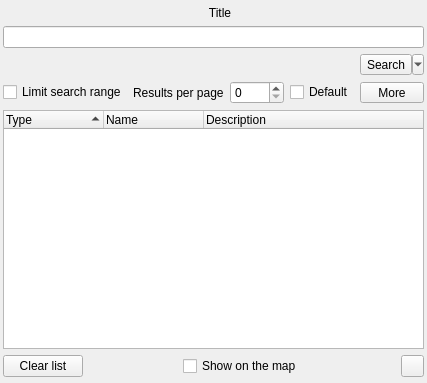
xnamed/vacuum-im, file src/plugins/mapsearch/mapsearchdialog2.ui: the form before one commit.
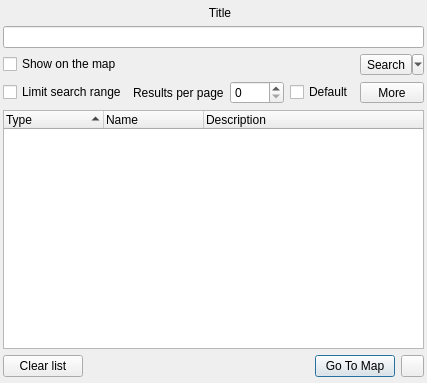
The form after the commit.

Diff of the .ui file:
```diff
--- a/src/plugins/mapsearch/mapsearchdialog2.ui
+++ b/src/plugins/mapsearch/mapsearchdialog2.ui
@@ -142,6 +142,19 @@
        </property>
       </widget>
      </item>
+     <item row="1" column="0" colspan="3">
+      <widget class="QCheckBox" name="chkShow">
+       <property name="sizePolicy">
+        <sizepolicy hsizetype="Preferred" vsizetype="Fixed">
+         <horstretch>0</horstretch>
+         <verstretch>0</verstretch>
+        </sizepolicy>
+       </property>
+       <property name="text">
+        <string>Show on the map</string>
+       </property>
+      </widget>
+     </item>
     </layout>
    </item>
    <item>
@@ -196,32 +209,6 @@
        </property>
       </widget>
      </item>
-     <item>
-      <spacer name="hspButtonList">
-       <property name="orientation">
-        <enum>Qt::Horizontal</enum>
-       </property>
-       <property name="sizeHint" stdset="0">
-        <size>
-         <width>5</width>
-         <height>20</height>
-        </size>
-       </property>
-      </spacer>
-     </item>
-     <item>
-      <widget class="QCheckBox" name="chkShow">
-       <property name="sizePolicy">
-        <sizepolicy hsizetype="Preferred" vsizetype="Fixed">
-         <horstretch>0</horstretch>
-         <verstretch>0</verstretch>
-        </sizepolicy>
-       </property>
-       <property name="text">
-        <string>Show on the map</string>
-       </property>
-      </widget>
-     </item>
      <item>
       <spacer name="horizontalSpacer">
        <property name="orientation">
@@ -229,12 +216,19 @@
        </property>
        <property name="sizeHint" stdset="0">
         <size>
-         <width>5</width>
+         <width>40</width>
          <height>20</height>
         </size>
        </property>
       </spacer>
      </item>
+     <item>
+      <widget class="QPushButton" name="pButGoTo">
+       <property name="text">
+        <string>Go To Map</string>
+       </property>
+      </widget>
+     </item>
      <item>
       <widget class="QPushButton" name="pbSettings">
        <property name="sizePolicy">
```
